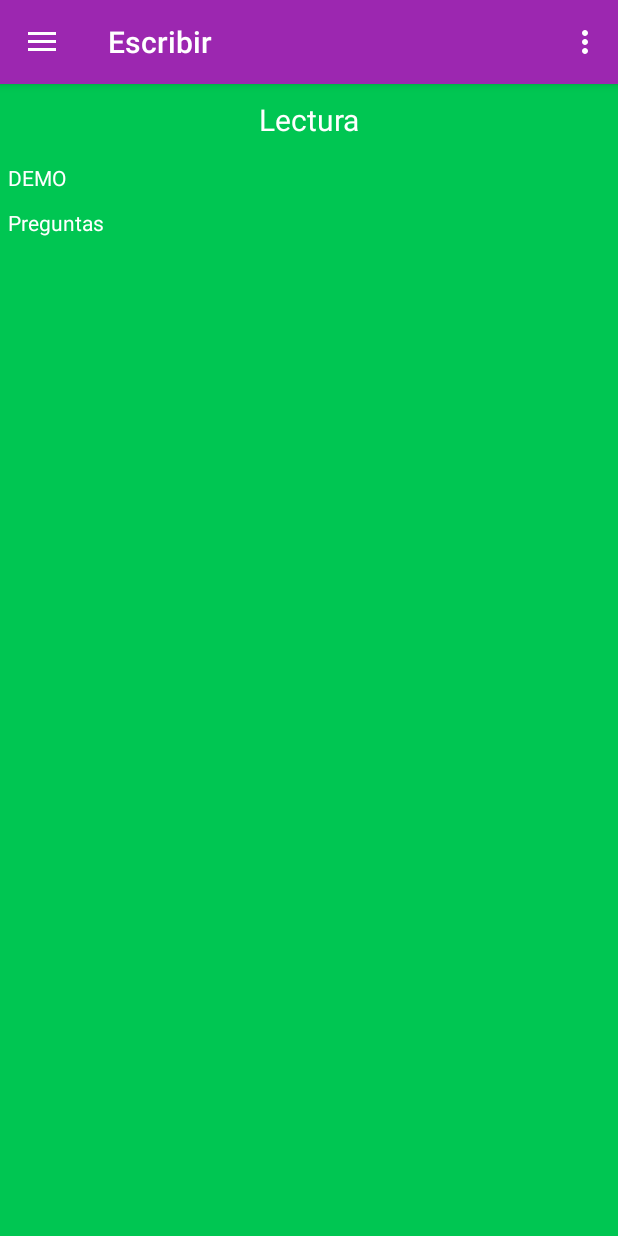
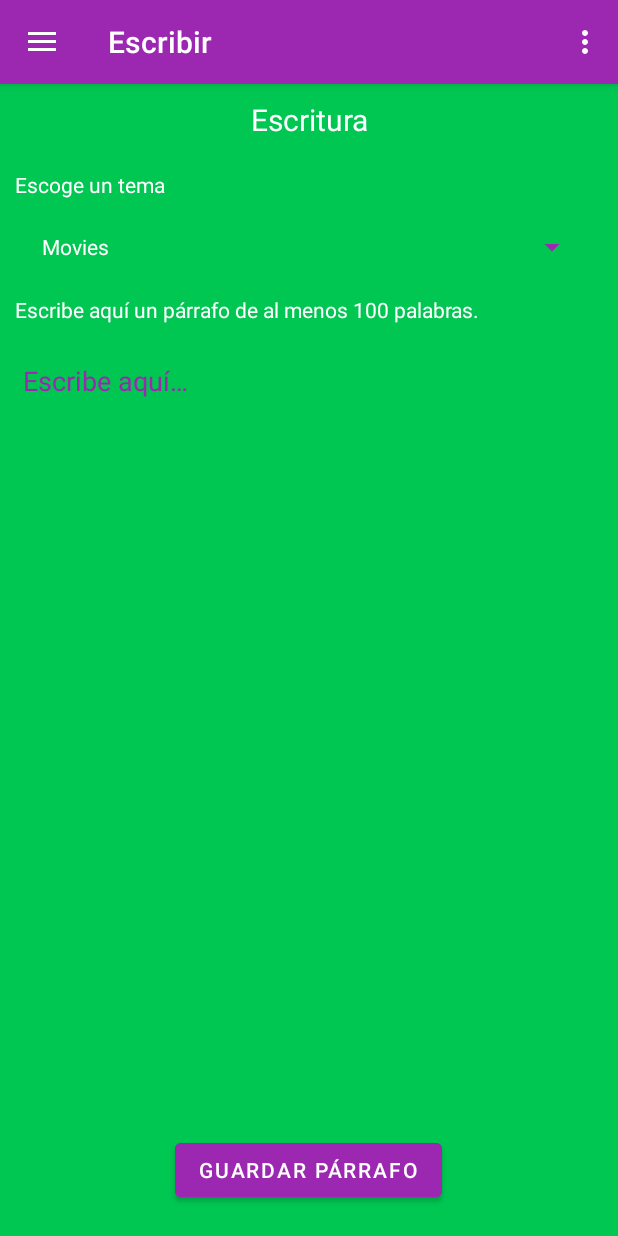
Before and after one commit to XamDR/EzEnglish, an Android app: the screen it shows after launch (MainActivity), in the side drawer, after a tap on "Escribir", on a phone screen of 412 x 824 dp. Run offline under Robolectric (Android 15) with nearby library versions, the phone set to English and light mode, and no system bars; our stand-ins replace Firebase (no records; nobody signed in at launch, a user with empty details on screens opened directly), data binding, navigation-ui.

Commit message:
Added changes to fragment_writing.xml.

```diff
--- /dev/null
+++ b/app/src/main/java/drm/ezenglish/viewmodels/WritingViewModel.kt
@@ -0,0 +1,8 @@
+package drm.ezenglish.viewmodels
+
+class WritingViewModel {
+
+    fun saveParagraph() {
+        TODO()
+    }
+}
--- a/app/src/main/res/layout/fragment_writing.xml
+++ b/app/src/main/res/layout/fragment_writing.xml
@@ -1,6 +1,14 @@
 <?xml version="1.0" encoding="utf-8"?>
-<LinearLayout xmlns:android="http://schemas.android.com/apk/res/android"
-    xmlns:tools="http://schemas.android.com/tools"
+<layout xmlns:android="http://schemas.android.com/apk/res/android"
+    xmlns:tools="http://schemas.android.com/tools">
+
+    <data>
+        <variable
+            name="viewModel"
+            type="drm.ezenglish.viewmodels.WritingViewModel" />
+    </data>
+
+    <LinearLayout
         android:layout_width="match_parent"
         android:layout_height="match_parent"
         android:orientation="vertical"
@@ -19,17 +27,58 @@
         <TextView
             android:layout_width="match_parent"
             android:layout_height="wrap_content"
-        android:layout_margin="5dp"
-        android:text="DEMO"
+            android:layout_marginStart="10dp"
+            android:layout_marginTop="10dp"
+            android:layout_marginBottom="10dp"
             android:textColor="@color/primaryTextColor"
-        tools:ignore="HardcodedText" />
+            android:text="@string/pick_topic" />
+
+        <androidx.appcompat.widget.AppCompatSpinner
+            android:layout_width="match_parent"
+            android:layout_height="wrap_content"
+            android:layout_marginStart="20dp"
+            android:layout_marginEnd="20dp"
+            android:layout_marginTop="10dp"
+            android:layout_marginBottom="10dp"
+            android:backgroundTint="@color/accentColor"
+            android:entries="@array/topic_choices"
+            android:theme="@style/Spinner"/>
 
         <TextView
             android:layout_width="match_parent"
             android:layout_height="wrap_content"
-        android:layout_margin="5dp"
+            android:layout_marginStart="10dp"
+            android:layout_marginTop="10dp"
+            android:layout_marginBottom="10dp"
             android:text="@string/questions"
-        android:textColor="@color/primaryTextColor"/>
+            android:textColor="@color/primaryTextColor" />
 
+        <EditText
+            android:layout_width="match_parent"
+            android:layout_height="0dp"
+            android:layout_weight="1"
+            android:padding="5dp"
+            android:layout_margin="10dp"
+            android:gravity="top|start"
+            android:inputType="textMultiLine|textCapSentences|textFilter|textNoSuggestions"
+            android:scrollbarStyle="insideInset"
+            android:scrollbars="vertical"
+            android:scrollHorizontally="false"
+            android:background="@null"
+            android:hint="@string/placeholder"
+            android:textColorHint="@color/accentColor"
+            android:importantForAutofill="no" />
 
+        <com.google.android.material.button.MaterialButton
+            android:layout_width="wrap_content"
+            android:layout_height="wrap_content"
+            android:layout_marginTop="10dp"
+            android:layout_marginBottom="20dp"
+            android:layout_gravity="center|bottom"
+            android:gravity="center"
+            android:text="@string/save_paragraph"
+            android:backgroundTint="@color/accentColor"
+            android:textColor="@color/primaryTextColor"
+            android:onClick="@{() -> viewModel.saveParagraph()}"/>
     </LinearLayout>
+</layout>
--- a/app/src/main/res/values/strings.xml
+++ b/app/src/main/res/values/strings.xml
@@ -18,8 +18,8 @@
     <string name="btn_desc">play audio</string>
     <string name="fragment_speaking_title">Texto a pronunciar</string>
     <string name="btn_micro_desc">micro</string>
-    <string name="fragment_writing_title">Lectura</string>
-    <string name="questions">Preguntas</string>
+    <string name="fragment_writing_title">Escritura</string>
+    <string name="questions">Escribe aquí un párrafo de al menos 100 palabras.</string>
     <string name="fragment_home_title">EzEnglish</string>
     <string name="fragment_home_subtitle">Aprende inglés de forma\n fácil y divertida</string>
     <string name="fragment_footer_text">Practica listening, speaking y writing\n mediante diferentes quizzes.</string>
@@ -28,5 +28,8 @@
     <string name="change_theme">Cambiar tema</string>
     <string name="show_score">Ver Puntaje</string>
     <string name="show_pronunciation">Pronunciación</string>
+    <string name="pick_topic">Escoge un tema</string>
+    <string name="placeholder">Escribe aquí…</string>
+    <string name="save_paragraph">Guardar párrafo</string>
 
 </resources>
--- a/app/src/main/res/values/styles.xml
+++ b/app/src/main/res/values/styles.xml
@@ -16,4 +16,12 @@
 
     <style name="AppTheme.PopupOverlay" parent="ThemeOverlay.AppCompat.Light" />
 
+    <style name="Spinner" parent="Widget.AppCompat.Light.DropDownItem.Spinner">
+        <item name="android:paddingStart">0dp</item>
+        <item name="android:paddingEnd">0dp</item>
+        <item name="android:textColor">@color/primaryTextColor</item>
+        <item name="android:backgroundTint">@color/accentColor</item>
+        <item name="android:textSize">14sp</item>
+    </style>
+
 </resources>
--- /dev/null
+++ b/app/src/main/res/values/topics.xml
@@ -0,0 +1,8 @@
+<?xml version="1.0" encoding="utf-8"?>
+<resources>
+    <string-array name="topic_choices">
+        <item>Movies</item>
+        <item>Music</item>
+        <item>Sports</item>
+    </string-array>
+</resources>
```
Also changed, not shown: app/src/main/res/values/audios.xml (renamed from app/src/main/res/values/arrays.xml). Lines whose indentation alone changed are shown as unchanged.
